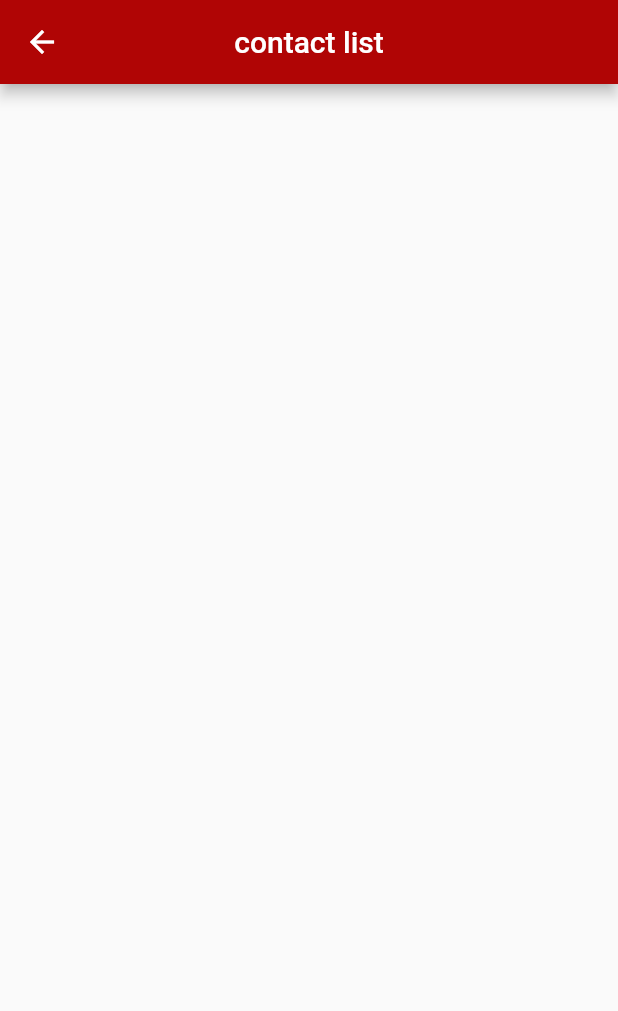
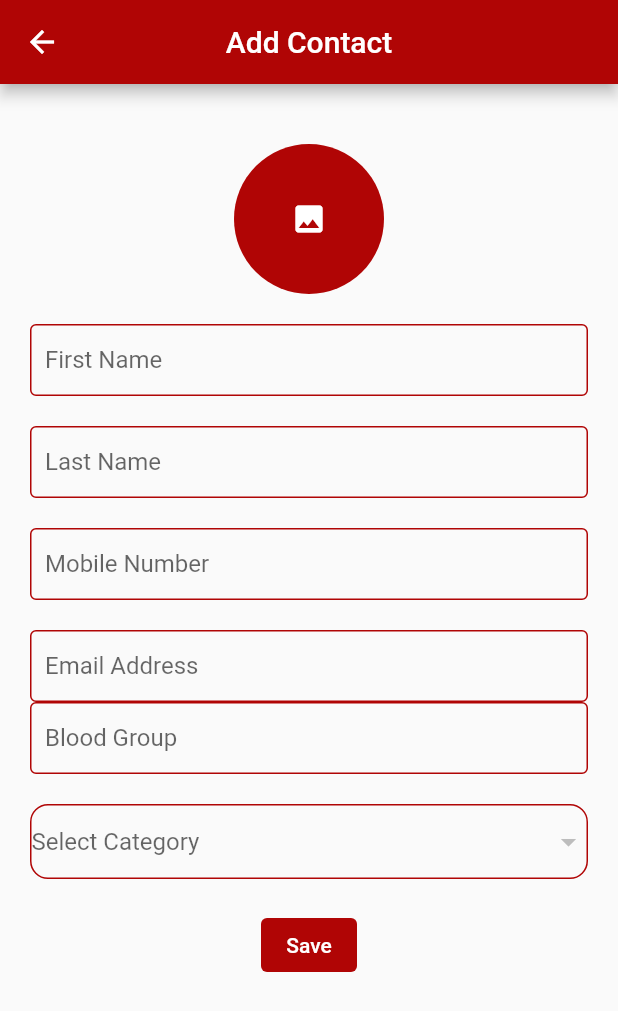
Before and after one commit to hamzarehmandeveloper/Personal_Projects, a Flutter app: the AddDonner screen opened directly, on a phone screen of 412 x 824 dp. Shown: the top 1011 px of the screen. Run offline on Flutter 3.47's test engine with Material 2 defaults, Android fonts, the phone set to English and light mode, and no system bars; our stand-ins replace assets_audio_player, font_awesome_flutter, image_picker, rflutter_alert, shared_preferences, signature and 1 more; accounts and stored records are empty.

Commit message:
almost completed

```diff
--- /dev/null
+++ b/blooddonationapp/lib/AddDonner.dart
@@ -0,0 +1,327 @@
+
+
+import 'dart:convert';
+import 'dart:io';
+import 'dart:typed_data';
+
+import 'package:blooddonationapp/DonnerList.dart';
+import 'package:flutter/foundation.dart';
+import 'package:flutter/material.dart';
+import 'package:image_picker/image_picker.dart';
+import 'package:signature/signature.dart';
+
+import 'colors.dart';
+import 'db_manager.dart';
+
+class AddDonner extends StatefulWidget {
+  const AddDonner({Key? key}) : super(key: key);
+
+  @override
+  _AddDonnerState createState() => _AddDonnerState();
+}
+
+class _AddDonnerState extends State<AddDonner> {
+  final TextEditingController _firstName = TextEditingController();
+  final TextEditingController _lastName = TextEditingController();
+  final TextEditingController _mobileNumber = TextEditingController();
+  final TextEditingController _emailAddress = TextEditingController();
+  final TextEditingController _BG = TextEditingController();
+  final formGlobalKey = GlobalKey<FormState>();
+  File? imageFile;
+  final ImagePicker _picker = ImagePicker();
+  String currentCategory = "";
+  var imageEncoded;
+  List<String> allCategoryData = [];
+  final dbHelper = DatabaseHelper.instance;
+  late Future<Uint8List> imageBytes;
+  final SignatureController _controller = SignatureController(
+    penStrokeWidth: 5,
+    penColor: Colors.red,
+    exportBackgroundColor: Colors.blue,
+  );
+
+// INITIALIZE. RESULT IS A WIDGET, SO IT CAN BE DIRECTLY USED IN BUILD METHOD
+
+
+  @override
+  void initState() {
+    super.initState();
+    _query();
+    var _signatureCanvas = Signature(
+      controller: _controller,
+      width: 300,
+      height: 300,
+      backgroundColor: Colors.lightBlueAccent,
+    );
+  }
+  @override
+  Widget build(BuildContext context) {
+    return SafeArea(
+      child: Scaffold(
+        resizeToAvoidBottomInset: true,
+        appBar: AppBar(
+          backgroundColor: MyColors.primaryColor,
+          centerTitle: true,
+          title: Text("Add Contact"),
+        ),
+        body: ListView(
+          children: [
+            SizedBox(
+              child: Padding(
+                padding: EdgeInsets.all(20),
+                child: Form(
+                  key: formGlobalKey,
+                  child: Column(
+                    crossAxisAlignment: CrossAxisAlignment.center,
+                    children: [
+                      const SizedBox(
+                        height: 20,
+                      ),
+                      InkWell(
+                        onTap: () async {
+                          final XFile? pickedFile = await _picker.pickImage(
+                              source: ImageSource.gallery);
+
+                          if (pickedFile != null) {
+                            imageBytes = pickedFile.readAsBytes();
+                            setState(() {
+                              imageFile = File(pickedFile.path);
+                            });
+                          }
+                        },
+                        child: imageFile == null
+                            ? CircleAvatar(
+                          backgroundColor: MyColors.primaryColor,
+                          minRadius: 50,
+                          child: Icon(
+                            Icons.image,
+                            color: Colors.white,
+                          ),
+                        )
+                            : CircleAvatar(
+                          backgroundImage: Image.file(
+                            imageFile!,
+                            fit: BoxFit.cover,
+                            alignment: Alignment.center,
+                          ).image,
+                          minRadius: 100,
+                        ),
+                      ),
+                      SizedBox(
+                        height: 20,
+                      ),
+                      TextFormField(
+                        decoration: InputDecoration(
+                          focusedBorder: OutlineInputBorder(
+                            borderSide: BorderSide(
+                                color: Colors.greenAccent, width: 2.0),
+                          ),
+                          enabledBorder: OutlineInputBorder(
+                            borderSide: BorderSide(
+                                color: MyColors.primaryColor, width: 1.0),
+                          ),
+                          hintText: 'First Name',
+                          contentPadding: EdgeInsets.symmetric(
+                              horizontal: 10, vertical: 5),
+                        ),
+                        controller: _firstName,
+                        validator: (value) {
+                          if (value == null || value.isEmpty) {
+                            return 'Enter First Name';
+                          }
+                          return null;
+                        },
+                      ),
+                      SizedBox(
+                        height: 20,
+                      ),
+                      TextFormField(
+                        decoration: InputDecoration(
+                          focusedBorder: OutlineInputBorder(
+                            borderSide: BorderSide(
+                                color: Colors.greenAccent, width: 2.0),
+                          ),
+                          enabledBorder: OutlineInputBorder(
+                            borderSide: BorderSide(
+                                color: MyColors.primaryColor, width: 1.0),
+                          ),
+                          hintText: 'Last Name',
+                          contentPadding: EdgeInsets.symmetric(
+                              horizontal: 10, vertical: 5),
+                        ),
+                        controller: _lastName,
+                        validator: (value) {
+                          if (value == null || value.isEmpty) {
+                            return 'Last First Name';
+                          }
+                          return null;
+                        },
+                      ),
+                      SizedBox(
+                        height: 20,
+                      ),
+                      TextFormField(
+                        decoration: InputDecoration(
+                          focusedBorder: OutlineInputBorder(
+                            borderSide: BorderSide(
+                                color: Colors.greenAccent, width: 2.0),
+                          ),
+                          enabledBorder: OutlineInputBorder(
+                            borderSide: BorderSide(
+                                color: MyColors.primaryColor, width: 1.0),
+                          ),
+                          hintText: 'Mobile Number',
+                          contentPadding: EdgeInsets.symmetric(
+                              horizontal: 10, vertical: 5),
+                        ),
+                        controller: _mobileNumber,
+                        validator: (value) {
+                          if (value == null || value.isEmpty) {
+                            return 'Enter Mobile Number';
+                          }
+                          return null;
+                        },
+                      ),
+                      SizedBox(
+                        height: 20,
+                      ),
+                      TextFormField(
+                        decoration: InputDecoration(
+                          focusedBorder: OutlineInputBorder(
+                            borderSide: BorderSide(
+                                color: Colors.greenAccent, width: 2.0),
+                          ),
+                          enabledBorder: OutlineInputBorder(
+                            borderSide: BorderSide(
+                                color: MyColors.primaryColor, width: 1.0),
+                          ),
+                          hintText: 'Email Address',
+                          contentPadding: EdgeInsets.symmetric(
+                              horizontal: 10, vertical: 5),
+                        ),
+                        controller: _emailAddress,
+                        validator: (value) {
+                          if (value == null || value.isEmpty) {
+                            return 'Enter Email Address';
+                          }
+                          return null;
+                        },
+                      ),
+                      TextFormField(
+                        decoration: InputDecoration(
+                          focusedBorder: OutlineInputBorder(
+                            borderSide: BorderSide(
+                                color: Colors.greenAccent, width: 2.0),
+                          ),
+                          enabledBorder: OutlineInputBorder(
+                            borderSide: BorderSide(
+                                color: MyColors.primaryColor, width: 1.0),
+                          ),
+                          hintText: 'Blood Group',
+                          contentPadding: EdgeInsets.symmetric(
+                              horizontal: 10, vertical: 5),
+                        ),
+                        controller: _BG,
+                        validator: (value) {
+                          if (value == null || value.isEmpty) {
+                            return 'Enter Blood group';
+                          }
+                          return null;
+                        },
+                      ),
+                      SizedBox(
+                        height: 20,
+                      ),
+                      Container(
+                        decoration: BoxDecoration(
+                          borderRadius: BorderRadius.circular(12),
+                          border: Border.all(color: MyColors.primaryColor),
+                        ),
+                        child: DropdownButtonHideUnderline(
+                          child: DropdownButton<String>(
+                            isExpanded: true,
+                            items: allCategoryData
+                                .map((String value) {
+                              return DropdownMenuItem<String>(
+                                value: value,
+                                child: Text(value),
+                              );
+                            }).toList(),
+                            onChanged: (selectedItem) => setState(() {
+                              currentCategory = selectedItem!;
+                            }),
+                            hint: Text("Select Category "),
+                            value: currentCategory.isEmpty ? null : currentCategory,
+                          ),
+                        ),
+                      ),
+                      const SizedBox(
+                        height: 20,
+                      ),
+                      TextButtonTheme(
+                        data: TextButtonThemeData(
+                          style: ButtonStyle(
+                            backgroundColor: MaterialStateProperty.all<Color>(
+                                MyColors.primaryColor),
+                          ),
+                        ),
+                        child: TextButton(
+                          onPressed: () {
+                            if (formGlobalKey.currentState!.validate()) {
+                              _insert();
+                            }
+                          },
+                          child: const Text(
+                            "Save",
+                            style: TextStyle(color: Colors.white),
+                          ),
+                        ),
+                      ),
+                    ],
+                  ),
+                ),
+              ),
+            ),
+          ],
+        ),
+      ),
+    );
+  }
+
+  void _insert() async {
+    var base64image;
+    if(imageFile?.exists() != null){
+      base64image = base64Encode(imageFile!.readAsBytesSync().toList());
+    }
+
+    // row to insert
+    Map<String, dynamic> row = {DatabaseHelper.columnName: _firstName.text,
+      DatabaseHelper.columnLName: _lastName.text,
+      DatabaseHelper.columnMobile: _mobileNumber.text,
+      DatabaseHelper.columnEmail: _emailAddress.text,
+      DatabaseHelper.columnBG: _BG.text,
+      DatabaseHelper.columnCategory: currentCategory,
+      DatabaseHelper.columnProfile: base64image,
+    };
+    print('insert stRT');
+    currentCategory="";
+
+    final id = await dbHelper.insertDonner(row);
+    if (kDebugMode) {
+      print('inserted row id: $id');
+    }
+    _query();
+    Navigator.push(context, MaterialPageRoute(builder: (_)=>DonnerList()));
+  }
+
+  void _query() async {
+    final allRows = await dbHelper.queryAllRows();
+    if (kDebugMode) {
+      print('query all rows:');
+    }
+    for (var element in allRows) {
+      allCategoryData.add(element["name"]);
+    }
+    setState(() {});
+  }
+}
--- a/blooddonationapp/lib/DonnerList.dart
+++ b/blooddonationapp/lib/DonnerList.dart
@@ -4,14 +4,14 @@ import 'package:flutter/material.dart';
 import 'colors.dart';
 import 'db_manager.dart';
 
-class AddDonner extends StatefulWidget {
-  const AddDonner({Key? key}) : super(key: key);
+class DonnerList extends StatefulWidget {
+  const DonnerList({Key? key}) : super(key: key);
 
   @override
-  _AddDonnerState createState() => _AddDonnerState();
+  _DonnerListState createState() => _DonnerListState();
 }
 
-class _AddDonnerState extends State<AddDonner> {
+class _DonnerListState extends State<DonnerList> {
   final dbHelper = DatabaseHelper.instance;
   List<Map<String, dynamic>> allCategoryData = [];
 
--- a/blooddonationapp/lib/db_manager.dart
+++ b/blooddonationapp/lib/db_manager.dart
@@ -15,7 +15,7 @@ class DatabaseHelper {
   static final columnName = 'name';
   static final columnLName = 'lname';
   static final columnMobile = 'mobile';
-  static final columnBG = 'mobile';
+  static final columnBG = 'bloodgroup';
   static final columnEmail = 'email';
   static final columnCategory = 'cat';
   static final columnProfile = 'profile';
--- a/blooddonationapp/lib/homepage.dart
+++ b/blooddonationapp/lib/homepage.dart
@@ -1,8 +1,8 @@
 
+import 'package:blooddonationapp/AddDonner.dart';
 import 'package:flutter/material.dart';
 import 'package:blooddonationapp/colors.dart';
 import 'package:blooddonationapp/DonnerList.dart';
-import 'package:blooddonationapp/models/category.dart';
 import 'package:sqflite/sqflite.dart';
 import 'db_manager.dart';
 
@@ -18,7 +18,7 @@ class HomePage extends StatefulWidget {
 class _HomePageState extends State<HomePage> {
   final dbHelper = DatabaseHelper.instance;
   List<Map<String, dynamic>> allCategoryData = [];
-  late final String _categoryName;
+  late String _categoryName="donner";
   final formGlobalKey = GlobalKey<FormState>();
   @override
   void initState() {
@@ -46,7 +46,7 @@ class _HomePageState extends State<HomePage> {
                     child: GestureDetector(
                       onTap: (){
                         setState(() {
-                          Navigator.push(context, MaterialPageRoute(builder: (context)=>ContactList()));
+                          Navigator.push(context, MaterialPageRoute(builder: (context)=>DonnerList()));
                         });
                       },
                       child: Container(
@@ -66,7 +66,8 @@ class _HomePageState extends State<HomePage> {
                     child: GestureDetector(
                       onTap: (){
                         setState(() {
-                          Navigator.push(context, MaterialPageRoute(builder: (context)=>AddContact()));
+                          _insert();
+                          Navigator.push(context, MaterialPageRoute(builder: (context)=>AddDonner()));
                         });
                       },
                       child: Container(
```
